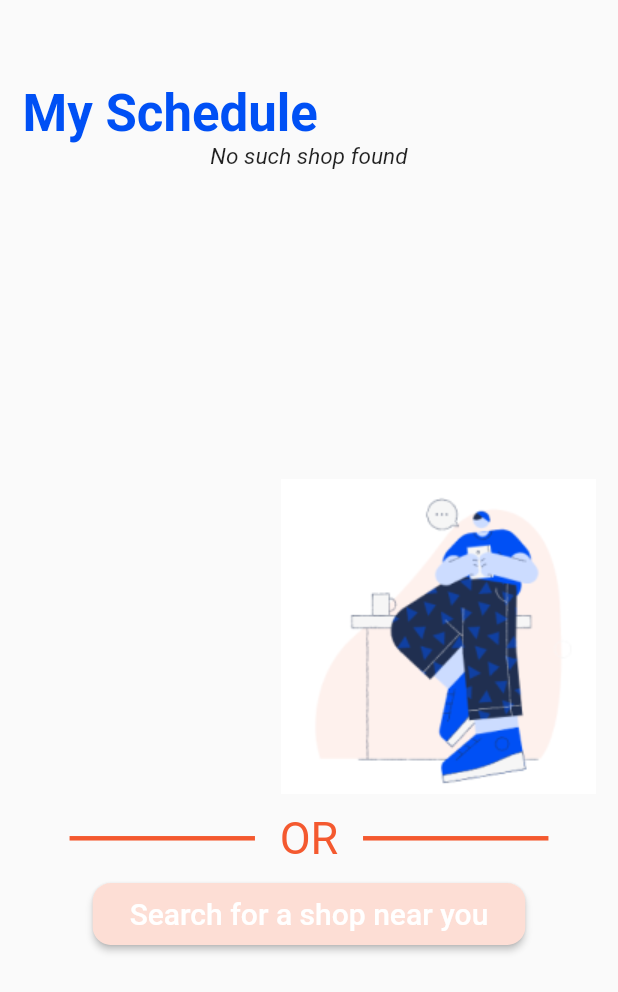
After one commit to GeethKuldeep/Mazk_app, a Flutter app: the Schedule screen opened directly, on a phone screen of 412 x 824 dp. The commit adds this screen. Shown: the top 992 px of the screen. Run offline on Flutter 3.47's test engine with Material 2 defaults, Android fonts, the phone set to English and light mode, and no system bars; our stand-ins replace cloud_firestore, firebase_auth, firebase_core, geolocator, google_maps_flutter, syncfusion_flutter_charts; accounts and stored records are empty.

Commit message:
Schedule page added✔

```diff
--- a/lib/screens/DecideScreen.dart
+++ b/lib/screens/DecideScreen.dart
@@ -2,6 +2,7 @@ import 'package:cloud_firestore/cloud_firestore.dart';
 import 'package:firebase_auth/firebase_auth.dart';
 import 'package:flutter/material.dart';
 import 'package:vibranium/screens/HomePage.dart';
+import 'package:vibranium/screens/Schedule.dart';
 
 import 'Homepage1.dart';
 
@@ -116,7 +117,7 @@ class _DecideState extends State<Decide> {
                   onPressed: () {
                     if(user=="User"){
                       Navigator.of(context)
-                          .pushReplacement(MaterialPageRoute(builder: (context) => HomePage()));
+                          .pushReplacement(MaterialPageRoute(builder: (context) => Schedule()));
                     }
                     else{
                       ScaffoldMessenger.of(context).showSnackBar(
--- /dev/null
+++ b/lib/screens/Schedule.dart
@@ -0,0 +1,170 @@
+import 'package:cloud_firestore/cloud_firestore.dart';
+import 'package:flutter/material.dart';
+import 'package:vibranium/screens/HomePage.dart';
+
+
+class Schedule extends StatefulWidget {
+  @override
+  _ScheduleState createState() => _ScheduleState();
+}
+
+class _ScheduleState extends State<Schedule> {
+  var color4 =  Color(0xFF0050F5);
+  var color1 =  Color(0xFFD50000);
+  var color5 =  Color(0xFFF4592F);
+  var color2 =  Color(0xFFFDDED5);
+  Color final_color;
+  String URL1;
+  @override
+  Widget build(BuildContext context) {
+    return Scaffold(
+      body: Padding(
+        padding: const EdgeInsets.all(15.0),
+        child: Column(
+          crossAxisAlignment: CrossAxisAlignment.start,
+          children: [
+            SizedBox(height: 40,),
+            Text("My Schedule",style: TextStyle(fontWeight: FontWeight.bold,color: color4,fontSize: 34),),
+            StreamBuilder(
+                stream:FirebaseFirestore.instance.collection("Vendors").doc("SRMT").collection("SRMT").snapshots(),
+                builder: (BuildContext context,AsyncSnapshot<QuerySnapshot> snapshot) {
+                  print("No:of Shops = ${snapshot.data.docs.length}");
+                  if (snapshot.data.docs.isEmpty || snapshot.hasError || snapshot.hasData==false) {
+                    print("HELLLLO");
+                    print(snapshot.hasError);
+                    print(snapshot.hasData);
+                    return Center(child: Text("No such shop found",
+                      style: TextStyle(fontStyle: FontStyle.italic,
+                          fontSize: 15),));
+                  }
+                  else if (snapshot.connectionState == ConnectionState.waiting) {
+                    return Center(
+                      child: CircularProgressIndicator(
+                        backgroundColor: Colors.lightBlueAccent,
+                      ),
+                    );
+                  }
+                  else if (snapshot.hasData && snapshot.data != null) {
+                    return ListView.builder(
+                      shrinkWrap: true,
+                      itemCount: snapshot.data.docs.length,
+                      itemBuilder: (BuildContext context, int index) {
+                        DocumentSnapshot user = snapshot.data.docs[index];
+                        if (user["Current_strength"] <=
+                            user["Total_strength"] * 0.25) {
+                          final_color = Colors.lightGreenAccent;
+                        }
+                        else if (user["Total_strength"] * 0.25 <
+                            user["Current_strength"] &&
+                            user["Current_strength"] <=
+                                user["Total_strength"] * 0.75) {
+                          final_color = Colors.orange;
+                        }
+                        else if (user["Total_strength"] * 0.75 <
+                            user["Current_strength"] &&
+                            user["Current_strength"] <=
+                                user["Total_strength"]) {
+                          final_color = color1;
+                        }
+                        if(user["StoreName"]=="KFC")
+                          URL1 ="images/kfc.png";
+                        else if(user["StoreName"]=="Nike")
+                          URL1 ="images/nike1.png";
+                        return  Column(
+                          children: [
+                            Row(
+                              mainAxisAlignment: MainAxisAlignment.spaceBetween,
+                              children: [
+                                SizedBox(
+                                  width: MediaQuery.of(context).size.height*0.25,
+                                  child: Row(
+                                    children: [
+                                      Text("${user["Safest_time"]}"),
+                                      SizedBox(width: 15,),
+                                      Text(user["StoreName"], style: TextStyle(fontWeight: FontWeight.bold, fontSize: 25),),
+                                    ],
+                                  ),
+                                ),
+                                Container(
+                                  height: 25,
+                                  width: 25,
+                                  decoration: BoxDecoration(
+                                      color: Colors.green,
+                                      borderRadius: BorderRadius.all(
+                                          Radius.circular(20))
+                                  ),
+                                ),
+
+
+                              ],
+                            ),
+                            SizedBox(height: 15,)
+                          ],
+                        );
+                      },
+
+
+                    );
+                  }
+                  else {
+                    return Center(
+                      child: Text('Something is wrong'),
+                    );
+                  }
+                }
+            ),
+            SizedBox(height:MediaQuery.of(context).size.height*0.25 ,),
+            Row(
+              mainAxisAlignment: MainAxisAlignment.end,
+              children: [
+                Image.asset("images/image 89.png"),
+              ],
+            ),
+            SizedBox(height:MediaQuery.of(context).size.height*0.015 ,),
+            Row(
+              mainAxisAlignment: MainAxisAlignment.center,
+              children: [
+                Container(
+                  width: MediaQuery.of(context).size.height*0.15,
+                  height: 3,
+                  color: color5,
+                ),
+                SizedBox(width: MediaQuery.of(context).size.height*0.02,),
+                Text("OR",style: TextStyle(color: color5,fontSize: 30),),
+                SizedBox(width: MediaQuery.of(context).size.height*0.02,),
+                Container(
+                  width: MediaQuery.of(context).size.height*0.15,
+                  height: 3,
+                  color: color5,
+                ),
+              ],
+            ),
+            SizedBox(height:MediaQuery.of(context).size.height*0.015 ,),
+            Row(
+              mainAxisAlignment: MainAxisAlignment.center,
+              children: [
+                SizedBox(
+                  width: MediaQuery.of(context).size.height*0.35,
+                  height: MediaQuery.of(context).size.height*0.05,
+                  child: ElevatedButton(
+                      style: ElevatedButton.styleFrom(
+                        primary: color2,
+                        shape: new RoundedRectangleBorder(
+                        borderRadius: new BorderRadius.circular(12.0),
+                      ),),
+                      onPressed: (){
+                  Navigator.of(context).push(MaterialPageRoute(builder: (context) => HomePage()));
+
+                      },
+                      child: Text("Search for a shop near you",style:TextStyle(color: Colors.white,fontSize: 20))),
+                ),
+              ],
+            )
+
+
+          ],
+        ),
+      ),
+    );
+  }
+}
```
Also changed, not shown: images/image 89.png (added).
